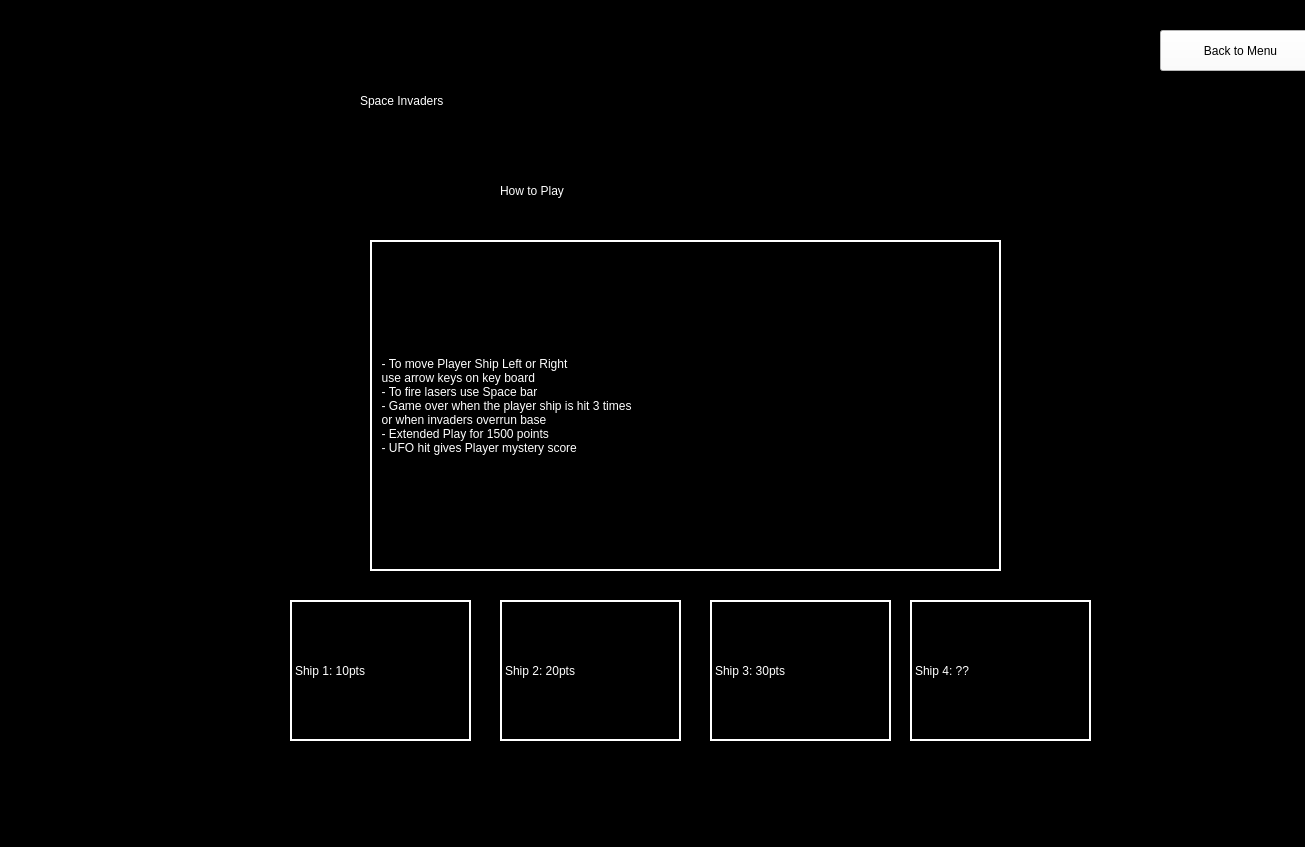
Qt form instruct.ui (MicahMumaw/Space_-_Invaders) before a commit.
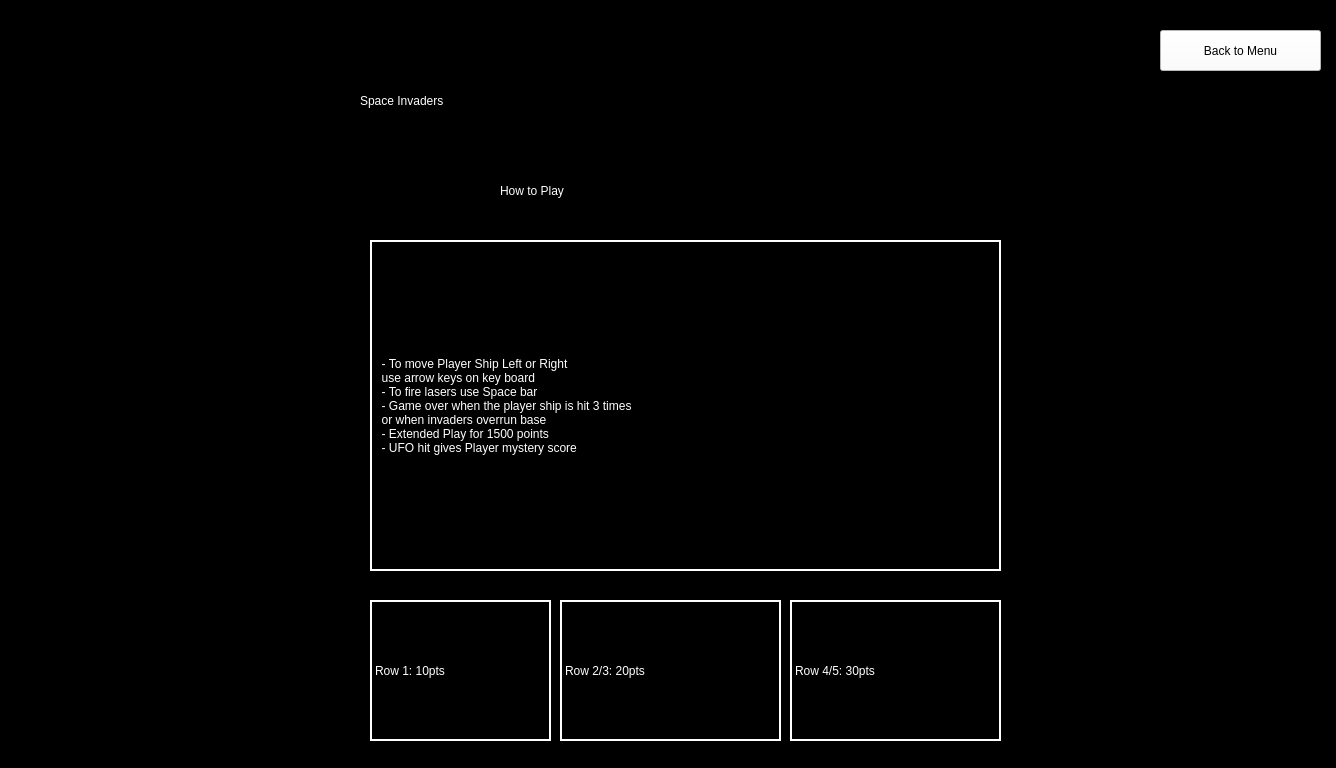
The same form after that commit.

What changed in the file:
```diff
--- a/instruct.ui
+++ b/instruct.ui
@@ -6,8 +6,8 @@
    <rect>
     <x>0</x>
     <y>0</y>
-    <width>1305</width>
-    <height>847</height>
+    <width>1336</width>
+    <height>768</height>
    </rect>
   </property>
   <property name="windowTitle">
@@ -77,7 +77,7 @@
   <widget class="QLabel" name="label_4">
    <property name="geometry">
     <rect>
-     <x>290</x>
+     <x>370</x>
      <y>600</y>
      <width>181</width>
      <height>141</height>
@@ -89,15 +89,15 @@
 border: 2px solid white ;</string>
    </property>
    <property name="text">
-    <string>Ship 1: 10pts</string>
+    <string>Row 1: 10pts</string>
    </property>
   </widget>
   <widget class="QLabel" name="label_5">
    <property name="geometry">
     <rect>
-     <x>500</x>
+     <x>560</x>
      <y>600</y>
-     <width>181</width>
+     <width>221</width>
      <height>141</height>
     </rect>
    </property>
@@ -107,15 +107,15 @@
 border: 2px solid white ;</string>
    </property>
    <property name="text">
-    <string>Ship 2: 20pts</string>
+    <string>Row 2/3: 20pts</string>
    </property>
   </widget>
   <widget class="QLabel" name="label_6">
    <property name="geometry">
     <rect>
-     <x>710</x>
+     <x>790</x>
      <y>600</y>
-     <width>181</width>
+     <width>211</width>
      <height>141</height>
     </rect>
    </property>
@@ -125,25 +125,7 @@
 border: 2px solid white ;</string>
    </property>
    <property name="text">
-    <string>Ship 3: 30pts</string>
-   </property>
-  </widget>
-  <widget class="QLabel" name="label_7">
-   <property name="geometry">
-    <rect>
-     <x>910</x>
-     <y>600</y>
-     <width>181</width>
-     <height>141</height>
-    </rect>
-   </property>
-   <property name="styleSheet">
-    <string notr="true">font: italic 25pt &quot;Harlow Solid Italic&quot;;
-color:rgb(255, 255, 255);
-border: 2px solid white ;</string>
-   </property>
-   <property name="text">
-    <string>Ship 4: ??</string>
+    <string>Row 4/5: 30pts</string>
    </property>
   </widget>
   <widget class="QPushButton" name="pushButton">
```
